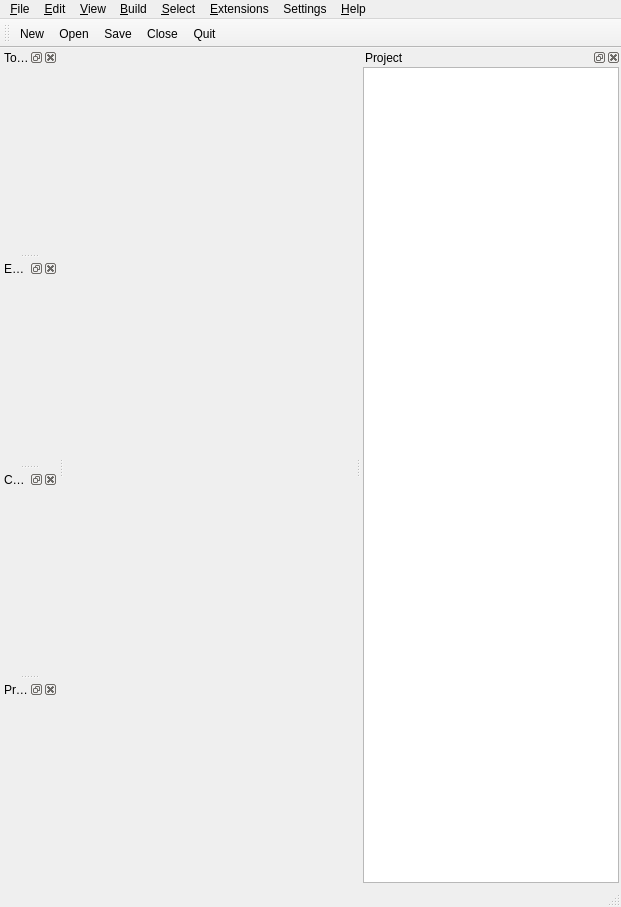
Above: avogadro/src/mainwindow.ui from cryos/avogadro before the change. Below: the same form after it.
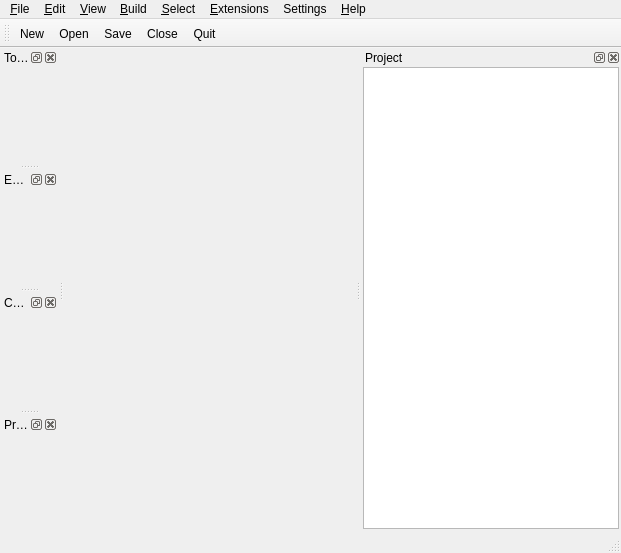
That is the form after the change. Icons and pictures are not drawn. Custom widgets are drawn as their Qt base class.

Commit message: Updated with new view menu actions for axes and debug information.

What changed in the file:
```diff
--- a/avogadro/src/mainwindow.ui
+++ b/avogadro/src/mainwindow.ui
@@ -6,7 +6,7 @@
     <x>0</x>
     <y>0</y>
     <width>621</width>
-    <height>907</height>
+    <height>553</height>
    </rect>
   </property>
   <property name="windowTitle" >
@@ -15,7 +15,16 @@
   <property name="windowIcon" >
    <iconset resource="avogadro.qrc" >:/icons/avogadro.png</iconset>
   </property>
-  <widget class="QWidget" name="centralWidget" />
+  <widget class="QWidget" name="centralWidget" >
+   <property name="geometry" >
+    <rect>
+     <x>79</x>
+     <y>56</y>
+     <width>276</width>
+     <height>474</height>
+    </rect>
+   </property>
+  </widget>
   <widget class="QMenuBar" name="menubar" >
    <property name="geometry" >
     <rect>
@@ -132,7 +141,16 @@
    <addaction name="menuSettings" />
    <addaction name="menuHelp" />
   </widget>
-  <widget class="QStatusBar" name="statusbar" />
+  <widget class="QStatusBar" name="statusbar" >
+   <property name="geometry" >
+    <rect>
+     <x>0</x>
+     <y>530</y>
+     <width>621</width>
+     <height>23</height>
+    </rect>
+   </property>
+  </widget>
   <widget class="QToolBar" name="fileToolBar" >
    <property name="windowTitle" >
     <string>Main Toolbar</string>
@@ -156,6 +174,14 @@
    <addaction name="actionQuitTool" />
   </widget>
   <widget class="QDockWidget" name="projectDock" >
+   <property name="geometry" >
+    <rect>
+     <x>361</x>
+     <y>56</y>
+     <width>260</width>
+     <height>474</height>
+    </rect>
+   </property>
    <property name="minimumSize" >
     <size>
      <width>165</width>
@@ -172,6 +198,14 @@
     <number>2</number>
    </attribute>
    <widget class="QWidget" name="projectWidget" >
+    <property name="geometry" >
+     <rect>
+      <x>2</x>
+      <y>24</y>
+      <width>256</width>
+      <height>448</height>
+     </rect>
+    </property>
     <layout class="QVBoxLayout" >
      <property name="spacing" >
       <number>6</number>
@@ -202,6 +236,14 @@
    </widget>
   </widget>
   <widget class="QDockWidget" name="toolsDock" >
+   <property name="geometry" >
+    <rect>
+     <x>0</x>
+     <y>56</y>
+     <width>73</width>
+     <height>115</height>
+    </rect>
+   </property>
    <property name="allowedAreas" >
     <set>Qt::LeftDockWidgetArea|Qt::NoDockWidgetArea|Qt::RightDockWidgetArea</set>
    </property>
@@ -211,9 +253,26 @@
    <attribute name="dockWidgetArea" >
     <number>1</number>
    </attribute>
-   <widget class="QWidget" name="toolsWidget" />
+   <widget class="QWidget" name="toolsWidget" >
+    <property name="geometry" >
+     <rect>
+      <x>2</x>
+      <y>24</y>
+      <width>69</width>
+      <height>89</height>
+     </rect>
+    </property>
+   </widget>
   </widget>
   <widget class="QDockWidget" name="enginesDock" >
+   <property name="geometry" >
+    <rect>
+     <x>0</x>
+     <y>177</y>
+     <width>73</width>
+     <height>112</height>
+    </rect>
+   </property>
    <property name="allowedAreas" >
     <set>Qt::LeftDockWidgetArea|Qt::NoDockWidgetArea|Qt::RightDockWidgetArea</set>
    </property>
@@ -223,25 +282,68 @@
    <attribute name="dockWidgetArea" >
     <number>1</number>
    </attribute>
-   <widget class="QWidget" name="enginesWidget" />
+   <widget class="QWidget" name="enginesWidget" >
+    <property name="geometry" >
+     <rect>
+      <x>2</x>
+      <y>24</y>
+      <width>69</width>
+      <height>86</height>
+     </rect>
+    </property>
+   </widget>
   </widget>
   <widget class="QDockWidget" name="engineConfigurationDock" >
+   <property name="geometry" >
+    <rect>
+     <x>0</x>
+     <y>295</y>
+     <width>73</width>
+     <height>114</height>
+    </rect>
+   </property>
    <property name="windowTitle" >
     <string>Configuration</string>
    </property>
    <attribute name="dockWidgetArea" >
     <number>1</number>
    </attribute>
-   <widget class="QWidget" name="engineConfigurationWidget" />
+   <widget class="QWidget" name="engineConfigurationWidget" >
+    <property name="geometry" >
+     <rect>
+      <x>2</x>
+      <y>24</y>
+      <width>69</width>
+      <height>88</height>
+     </rect>
+    </property>
+   </widget>
   </widget>
   <widget class="QDockWidget" name="enginePrimitivesDock" >
+   <property name="geometry" >
+    <rect>
+     <x>0</x>
+     <y>415</y>
+     <width>73</width>
+     <height>115</height>
+    </rect>
+   </property>
    <property name="windowTitle" >
     <string>Primitives</string>
    </property>
    <attribute name="dockWidgetArea" >
     <number>1</number>
    </attribute>
-   <widget class="QWidget" name="enginePrimitivesWidget" />
+   <widget class="QWidget" name="enginePrimitivesWidget" >
+    <property name="geometry" >
+     <rect>
+      <x>2</x>
+      <y>24</y>
+      <width>69</width>
+      <height>89</height>
+     </rect>
+    </property>
+   </widget>
   </widget>
   <action name="actionOpen" >
    <property name="icon" >
```
Left out of the diff: 110 changed lines with no effect on the pictures. The commit also changes 2 other files.
